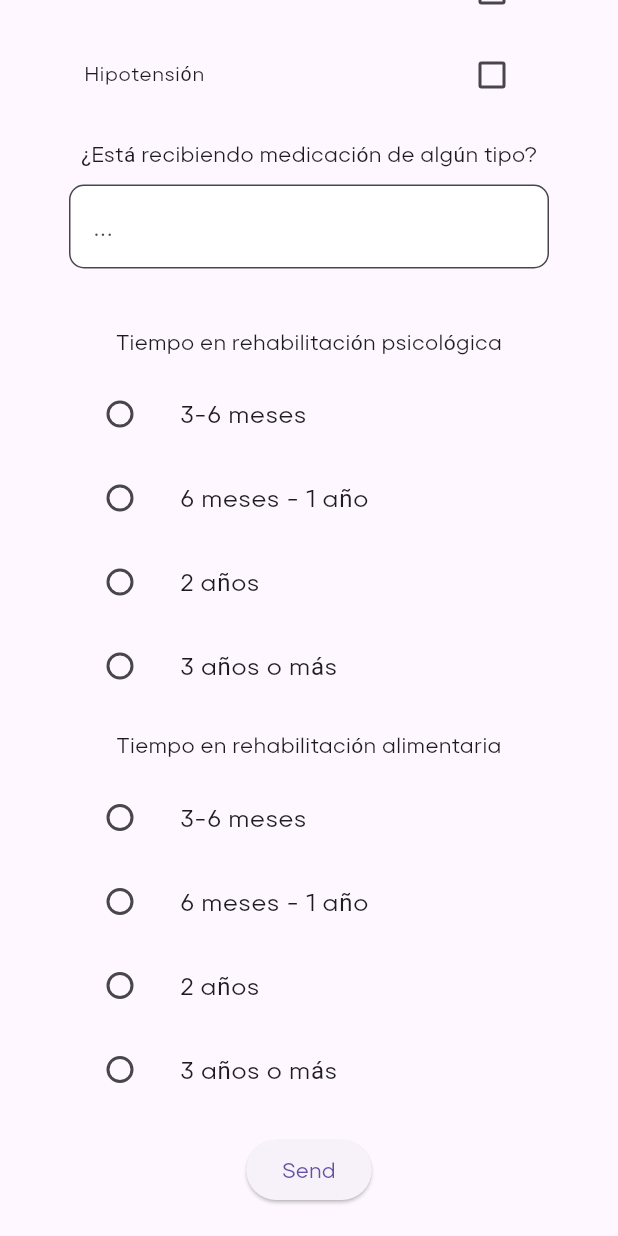
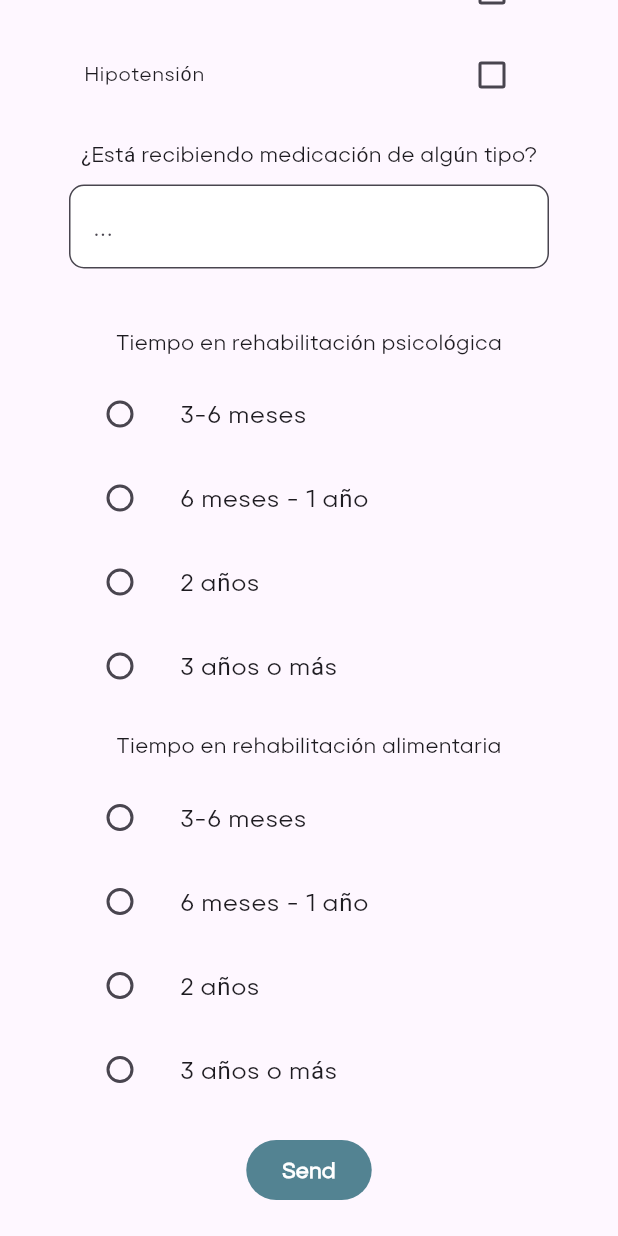
Before and after one commit to binivazqua/Willow, a Flutter app: the profesionalPsicFis screen opened directly, scrolled down 2697 dp, on a phone screen of 412 x 824 dp. Run offline on Flutter 3.47's test engine with Material 3 defaults, Android fonts, the phone set to English and light mode, and no system bars; our stand-ins replace cloud_firestore, firebase_auth, firebase_core, flutter_rating_bar; missing offline and left inert: dart:ffi; accounts and stored records are empty; network calls fail.

Commit message:
new style done

```diff
--- a/lib/components/userData/checkbox.dart
+++ b/lib/components/userData/checkbox.dart
@@ -1,3 +1,4 @@
+import 'package:bejoy/design/colors/palette.dart';
 import 'package:flutter/material.dart';
 
 class myCheckbox extends StatefulWidget {
@@ -18,6 +19,7 @@ class _myCheckboxState extends State<myCheckbox> {
   @override
   Widget build(BuildContext context) {
     return CheckboxListTile(
+      activeColor: deepTurquoise,
       value: widget.isChecked,
       onChanged: widget.onChanged,
       checkColor: Colors.white,
--- a/lib/components/userData/longTextField.dart
+++ b/lib/components/userData/longTextField.dart
@@ -29,7 +29,10 @@ class longTextField extends StatelessWidget {
         border: OutlineInputBorder(
           borderRadius: BorderRadius.all(Radius.circular(10)),
         ),
-        helper: Text(label),
+        helper: Text(
+          label,
+          style: TextStyle(color: deepTurquoise),
+        ),
       );
     } else {
       return InputDecoration(
--- a/lib/components/userData/shortTextField.dart
+++ b/lib/components/userData/shortTextField.dart
@@ -33,7 +33,10 @@ class shortTextField extends StatelessWidget {
               color: lightTurquoise,
               width: 1,
             )),
-        helper: Text(label),
+        helper: Text(
+          label,
+          style: TextStyle(color: deepTurquoise),
+        ),
       );
     } else {
       return InputDecoration(
--- /dev/null
+++ b/lib/components/userData/turquoiseButton.dart
@@ -0,0 +1,20 @@
+import 'package:bejoy/design/colors/palette.dart';
+import 'package:flutter/material.dart';
+
+class Turquoisebutton extends StatelessWidget {
+  final String txt;
+  final void Function()? op;
+  const Turquoisebutton({super.key, this.op, required this.txt});
+
+  @override
+  Widget build(BuildContext context) {
+    return ElevatedButton(
+        style:
+            ButtonStyle(backgroundColor: WidgetStatePropertyAll(deepTurquoise)),
+        onPressed: op,
+        child: Text(
+          txt,
+          style: TextStyle(color: Colors.white, fontWeight: FontWeight.bold),
+        ));
+  }
+}
--- a/lib/data/tabs/profesionalPsic.dart
+++ b/lib/data/tabs/profesionalPsic.dart
@@ -2,6 +2,8 @@ import 'package:bejoy/components/userData/checkbox.dart';
 import 'package:bejoy/components/userData/longTextField.dart';
 import 'package:bejoy/components/userData/rating.dart';
 import 'package:bejoy/components/userData/shortTextField.dart';
+import 'package:bejoy/components/userData/turquoiseButton.dart';
+import 'package:bejoy/design/colors/palette.dart';
 import 'package:cloud_firestore/cloud_firestore.dart';
 import 'package:firebase_auth/firebase_auth.dart';
 import 'package:flutter/material.dart';
@@ -374,7 +376,7 @@ class _profesionalPsicFisState extends State<profesionalPsicFis> {
                   minRating: 0,
                   itemBuilder: (context, _) => Icon(
                         Icons.star_rate_rounded,
-                        color: Colors.purple[100],
+                        color: green,
                         size: 10,
                       ),
                   onRatingUpdate: (rating) =>
@@ -392,10 +394,13 @@ class _profesionalPsicFisState extends State<profesionalPsicFis> {
                   itemCount: 5,
                   initialRating: 0,
                   minRating: 0,
-                  itemBuilder: (context, _) => Icon(
-                        Icons.help_sharp,
-                        color: Colors.purple[100],
-                        size: 10,
+                  itemBuilder: (context, _) => Padding(
+                        padding: const EdgeInsets.symmetric(horizontal: 5),
+                        child: Icon(
+                          Icons.report_problem_rounded,
+                          color: green,
+                          size: 50,
+                        ),
                       ),
                   onRatingUpdate: (rating) =>
                       {_familiares = rating, print(_familiares)}),
@@ -410,10 +415,13 @@ class _profesionalPsicFisState extends State<profesionalPsicFis> {
                   itemCount: 5,
                   initialRating: 0,
                   minRating: 0,
-                  itemBuilder: (context, _) => Icon(
-                        Icons.help_sharp,
-                        color: Colors.purple[100],
-                        size: 10,
+                  itemBuilder: (context, _) => Padding(
+                        padding: const EdgeInsets.symmetric(horizontal: 5),
+                        child: Icon(
+                          Icons.report_problem_rounded,
+                          color: green,
+                          size: 50,
+                        ),
                       ),
                   onRatingUpdate: (rating) =>
                       {_sociales = rating, print(_sociales)}),
@@ -425,10 +433,13 @@ class _profesionalPsicFisState extends State<profesionalPsicFis> {
                   itemCount: 5,
                   initialRating: 0,
                   minRating: 0,
-                  itemBuilder: (context, _) => Icon(
-                        Icons.help_sharp,
-                        color: Colors.purple[100],
-                        size: 10,
+                  itemBuilder: (context, _) => Padding(
+                        padding: const EdgeInsets.symmetric(horizontal: 5),
+                        child: Icon(
+                          Icons.report_problem_rounded,
+                          color: green,
+                          size: 50,
+                        ),
                       ),
                   onRatingUpdate: (rating) =>
                       {_trauma = rating, print(_trauma)}),
@@ -440,10 +451,13 @@ class _profesionalPsicFisState extends State<profesionalPsicFis> {
                   itemCount: 5,
                   initialRating: 0,
                   minRating: 0,
-                  itemBuilder: (context, _) => Icon(
-                        Icons.help_sharp,
-                        color: Colors.purple[100],
-                        size: 10,
+                  itemBuilder: (context, _) => Padding(
+                        padding: const EdgeInsets.symmetric(horizontal: 5),
+                        child: Icon(
+                          Icons.report_problem_rounded,
+                          color: green,
+                          size: 50,
+                        ),
                       ),
                   onRatingUpdate: (rating) =>
                       {_culturasdedieta = rating, print(_culturasdedieta)}),
@@ -460,7 +474,7 @@ class _profesionalPsicFisState extends State<profesionalPsicFis> {
                   minRating: 0,
                   itemBuilder: (context, _) => Icon(
                         Icons.star_rate_rounded,
-                        color: Colors.purple[100],
+                        color: green,
                         size: 10,
                       ),
                   onRatingUpdate: (rating) =>
@@ -475,7 +489,7 @@ class _profesionalPsicFisState extends State<profesionalPsicFis> {
                   minRating: 0,
                   itemBuilder: (context, _) => Icon(
                         Icons.star_rate_rounded,
-                        color: Colors.purple[100],
+                        color: green,
                         size: 10,
                       ),
                   onRatingUpdate: (rating) =>
@@ -490,7 +504,7 @@ class _profesionalPsicFisState extends State<profesionalPsicFis> {
                   minRating: 0,
                   itemBuilder: (context, _) => Icon(
                         Icons.star_rate_rounded,
-                        color: Colors.purple[100],
+                        color: green,
                         size: 10,
                       ),
                   onRatingUpdate: (rating) =>
@@ -505,7 +519,7 @@ class _profesionalPsicFisState extends State<profesionalPsicFis> {
                   minRating: 0,
                   itemBuilder: (context, _) => Icon(
                         Icons.star_rate_rounded,
-                        color: Colors.purple[100],
+                        color: green,
                         size: 10,
                       ),
                   onRatingUpdate: (rating) =>
@@ -725,6 +739,7 @@ class _profesionalPsicFisState extends State<profesionalPsicFis> {
                     }),
               ),
               ListTile(
+                selectedColor: deepTurquoise,
                 title: Text(_duraciontratamiento[4]),
                 leading: Radio(
                     value: _duraciontratamiento[4],
@@ -738,7 +753,7 @@ class _profesionalPsicFisState extends State<profesionalPsicFis> {
               SizedBox(
                 height: 15,
               ),
-              ElevatedButton(onPressed: _sendData, child: Text('Send')),
+              Turquoisebutton(txt: 'Send')
             ],
           ),
         ),
--- a/lib/data/tabs/tabs.dart
+++ b/lib/data/tabs/tabs.dart
@@ -23,7 +23,10 @@ class _userDiagnosticTestState extends State<userDiagnosticTest> {
         length: 6,
         child: Scaffold(
           appBar: AppBar(
-              title: Text('Initial Diagnostic'),
+              title: Image(
+                width: 30,
+                image: AssetImage('lib/design/logos/kanji.png'),
+              ),
               backgroundColor: lightTurquoise,
               bottom: TabBar(
                 dividerHeight: 3,
--- a/pubspec.yaml
+++ b/pubspec.yaml
@@ -34,3 +34,4 @@ flutter:
             weight: 700
   assets:
     - lib/design/logos/willow_color_TXT.png
+    - lib/design/logos/kanji.png
```
Also changed, not shown: lib/components/userData/dropDown.dart (+11 -0 lines), lib/data/tabs/corporal.dart (+12 -3 lines), lib/data/tabs/familiar.dart (+9 -7 lines), lib/data/tabs/general.dart (+8 -2 lines), lib/data/tabs/miedo.dart (+6 -4 lines), lib/data/tabs/perfil.dart (+13 -11 lines), lib/design/logos/kanji.png, lib/design/logos/willow_color_TXT.png (added), lib/design/logos/willow_tree.png.
